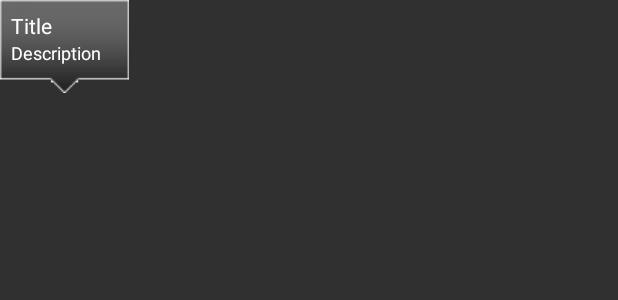
After one commit to helliio/01-FFI_Android, an Android app: the layout bonuspack_bubble_black.xml on its own in the app's theme, with its tools: preview values and no code run, on a phone screen of 412 x 824 dp. The commit adds this screen. Shown: the top 300 px of the screen. Run offline under Robolectric (Android 15) with nearby library versions, the phone set to English and light mode, and no system bars.

Commit message:
Added bubble icons and cluster icons. Also testing bounding box output

```diff
--- a/client/SituationAwareness/app/src/main/java/ffiandroid/situationawareness/util/Constant.java
+++ b/client/SituationAwareness/app/src/main/java/ffiandroid/situationawareness/util/Constant.java
@@ -11,7 +11,7 @@ public class Constant {
 
     // URL of the server
     // Real url(Torgrim): "http://sair.chun.no"
-    public static final String SERVICE_URL = "http://78.91.66.17:8080/";
+    public static final String SERVICE_URL = "http://78.91.67.135:8080/";
 
     // Timezone for time
     public static final TimeZone TIME_ZONE = TimeZone.getTimeZone("Europe/Oslo");
--- /dev/null
+++ b/client/SituationAwareness/app/src/main/res/layout/bonuspack_bubble_black.xml
@@ -0,0 +1,45 @@
+<?xml version="1.0" encoding="UTF-8"?>
+<LinearLayout xmlns:android="http://schemas.android.com/apk/res/android"
+    android:layout_width="wrap_content"
+    android:layout_height="wrap_content"
+    android:orientation="horizontal"
+    android:background="@drawable/bonuspack_bubble_black" >
+    <ImageView android:id="@+id/bubble_image"
+        android:layout_width="65dp"
+        android:layout_height="65dp"
+        android:paddingLeft="5dp"
+        android:visibility="gone" />
+    <LinearLayout
+        android:layout_width="wrap_content"
+        android:layout_height="wrap_content"
+        android:orientation="vertical" >
+        <LinearLayout
+            android:layout_width="wrap_content"
+            android:layout_height="wrap_content"
+            android:orientation="horizontal" >
+            <TextView android:id="@+id/bubble_title"
+                android:layout_width="wrap_content"
+                android:layout_height="wrap_content"
+                android:textColor="#FFFFFF"
+                android:maxEms="17"
+                android:layout_gravity="left"
+                android:layout_weight="1"
+                android:text="Title" />
+        </LinearLayout>
+        <TextView android:id="@+id/bubble_description"
+            android:layout_width="wrap_content"
+            android:layout_height="wrap_content"
+            android:textColor="#FFFFFF"
+            android:textSize="12dp"
+            android:maxEms="17"
+            android:text="Description" />
+        <TextView android:id="@+id/bubble_subdescription"
+            android:layout_width="wrap_content"
+            android:layout_height="wrap_content"
+            android:textColor="#FFFFFF"
+            android:textSize="10dp"
+            android:maxEms="17"
+            android:text="Address"
+            android:visibility="gone" />
+    </LinearLayout>
+</LinearLayout>
```
Also changed, not shown: client/SituationAwareness/app/src/main/java/ffiandroid/situationawareness/MapActivity.java (+36 -6 lines), client/SituationAwareness/app/src/main/res/drawable-mdpi/bonuspack_bubble.9.png (added), client/SituationAwareness/app/src/main/res/drawable-mdpi/bonuspack_bubble_black.9.png (added), client/SituationAwareness/app/src/main/res/drawable-mdpi/marker_cluster.png (added).
